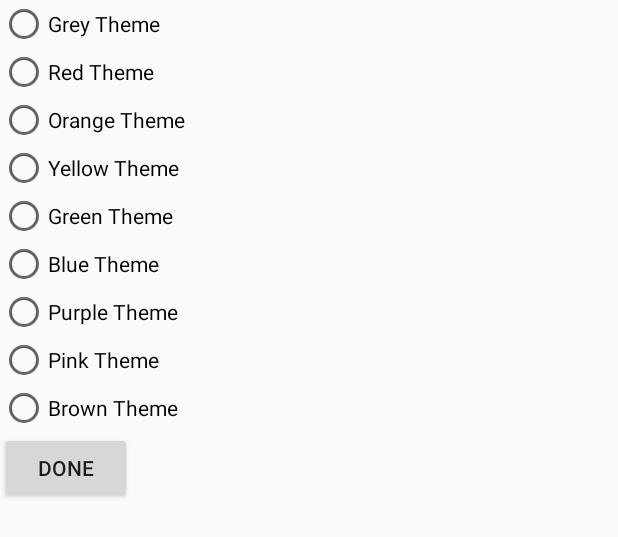
After one commit to MaximBravo/Maxim2048, an Android app: the layout activity_setting.xml on its own in the app's theme, with its tools: preview values and no code run, on a phone screen of 412 x 824 dp. The commit adds this screen. Shown: the top 537 px of the screen. Run offline under Robolectric (Android 15) with nearby library versions, the phone set to English and light mode, and no system bars.

Commit message:
Add Colors and preferences settings.

```diff
--- a/app/src/main/AndroidManifest.xml
+++ b/app/src/main/AndroidManifest.xml
@@ -15,6 +15,9 @@
                 <category android:name="android.intent.category.LAUNCHER" />
             </intent-filter>
         </activity>
+        <activity android:name="maximbravo.com.Maxim2048.SettingsActivity">
+
+        </activity>
     </application>
 
 </manifest>
--- a/app/src/main/java/maximbravo/com/Maxim2048/Board.java
+++ b/app/src/main/java/maximbravo/com/Maxim2048/Board.java
@@ -20,6 +20,11 @@ public class Board {
     }
     public void set(int row, int column, int id){
         board[row][column] = new Square(id);
+    }
+    public void convertIntArrayToBoard(int row, int[] array){
+        for(int i = 0; i < 4; i++) {
+            board[row][i] = new Square(array[i]);
+        }
     }
 	public void initializeBoard(){
 		for(int row = 0; row < 4; row++){
--- a/app/src/main/java/maximbravo/com/Maxim2048/Rules.java
+++ b/app/src/main/java/maximbravo/com/Maxim2048/Rules.java
@@ -3,6 +3,7 @@ package maximbravo.com.Maxim2048;
 import java.util.ArrayList;
 
 public class Rules {
+	public static int scale = 0;
 	public Rules(){
 		initializeSquares();
 	}
--- a/app/src/main/java/maximbravo/com/Maxim2048/Square.java
+++ b/app/src/main/java/maximbravo/com/Maxim2048/Square.java
@@ -29,7 +29,7 @@ public class Square {
 	}
 	public String getSquareColor(){
 		String result = "";
-		result = ColorCoding.getStringColorFor(1, id);
+		result = ColorCoding.getStringColorFor(Rules.scale, id);
 		return result;
 	}
 	public boolean getJustAdded(){
--- /dev/null
+++ b/app/src/main/res/layout/activity_setting.xml
@@ -0,0 +1,62 @@
+<?xml version="1.0" encoding="utf-8"?>
+<LinearLayout xmlns:android="http://schemas.android.com/apk/res/android"
+    android:orientation="vertical" android:layout_width="match_parent"
+    android:layout_height="match_parent">
+
+    <RadioGroup xmlns:android="http://schemas.android.com/apk/res/android"
+        android:layout_width="fill_parent"
+        android:layout_height="wrap_content"
+        android:orientation="vertical">
+        <RadioButton android:id="@+id/colorTheme0"
+            android:layout_width="wrap_content"
+            android:layout_height="wrap_content"
+            android:text="Grey Theme"
+            android:onClick="onRadioButtonClicked"/>
+        <RadioButton android:id="@+id/colorTheme1"
+            android:layout_width="wrap_content"
+            android:layout_height="wrap_content"
+            android:text="Red Theme"
+            android:onClick="onRadioButtonClicked"/>
+        <RadioButton android:id="@+id/colorTheme2"
+            android:layout_width="wrap_content"
+            android:layout_height="wrap_content"
+            android:text="Orange Theme"
+            android:onClick="onRadioButtonClicked"/>
+        <RadioButton android:id="@+id/colorTheme3"
+            android:layout_width="wrap_content"
+            android:layout_height="wrap_content"
+            android:text="Yellow Theme"
+            android:onClick="onRadioButtonClicked"/>
+        <RadioButton android:id="@+id/colorTheme4"
+            android:layout_width="wrap_content"
+            android:layout_height="wrap_content"
+            android:text="Green Theme"
+            android:onClick="onRadioButtonClicked"/>
+        <RadioButton android:id="@+id/colorTheme5"
+            android:layout_width="wrap_content"
+            android:layout_height="wrap_content"
+            android:text="Blue Theme"
+            android:onClick="onRadioButtonClicked"/>
+        <RadioButton android:id="@+id/colorTheme6"
+            android:layout_width="wrap_content"
+            android:layout_height="wrap_content"
+            android:text="Purple Theme"
+            android:onClick="onRadioButtonClicked"/>
+        <RadioButton android:id="@+id/colorTheme7"
+            android:layout_width="wrap_content"
+            android:layout_height="wrap_content"
+            android:text="Pink Theme"
+            android:onClick="onRadioButtonClicked"/>
+        <RadioButton android:id="@+id/colorTheme8"
+            android:layout_width="wrap_content"
+            android:layout_height="wrap_content"
+            android:text="Brown Theme"
+            android:onClick="onRadioButtonClicked"/>
+    </RadioGroup>
+    <Button
+        android:onClick="finish"
+        android:text="Done"
+        android:layout_width="wrap_content"
+        android:layout_height="wrap_content"
+        />
+</LinearLayout>
--- /dev/null
+++ b/app/src/main/res/menu/main_menu.xml
@@ -0,0 +1,5 @@
+<?xml version="1.0" encoding="utf-8"?>
+<menu xmlns:android="http://schemas.android.com/apk/res/android">
+    <item android:id="@+id/preferences"
+        android:title="preferences" />
+</menu>
--- /dev/null
+++ b/app/src/main/res/xml/preferences.xml
@@ -0,0 +1,4 @@
+<?xml version="1.0" encoding="utf-8"?>
+<PreferenceScreen xmlns:android="http://schemas.android.com/apk/res/android">
+
+</PreferenceScreen>
```
Also changed, not shown: app/src/main/java/maximbravo/com/Maxim2048/ColorCoding.java (+75 -0 lines), app/src/main/java/maximbravo/com/Maxim2048/MainActivity.java (+47 -2 lines), app/src/main/java/maximbravo/com/Maxim2048/SettingsActivity.java (added, +69 -0 lines).
